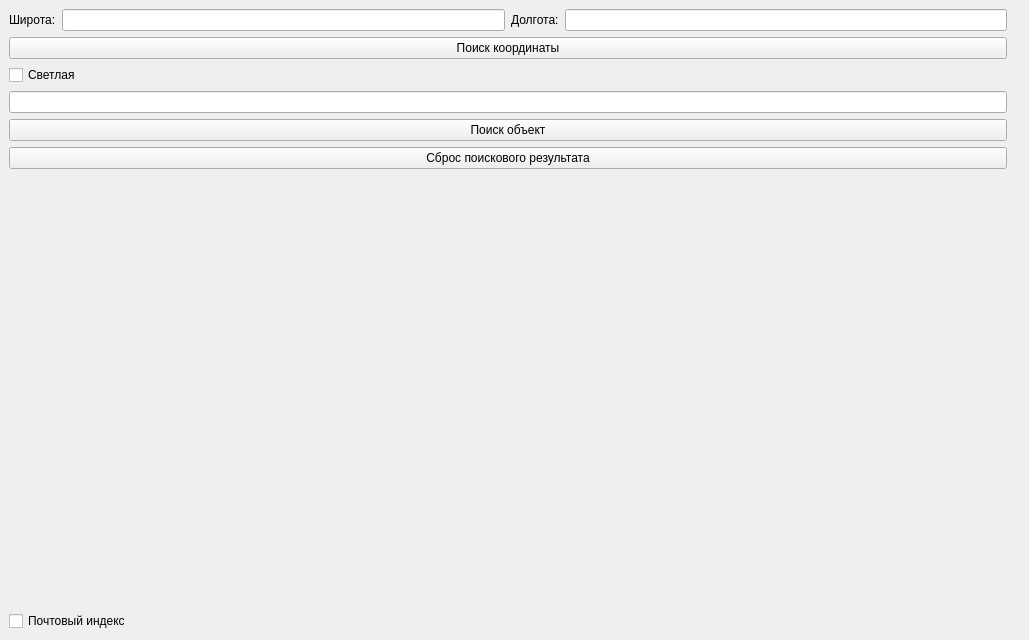
First picture: the form in untitled.ui, repository ilyuxakon/API, before the edit.
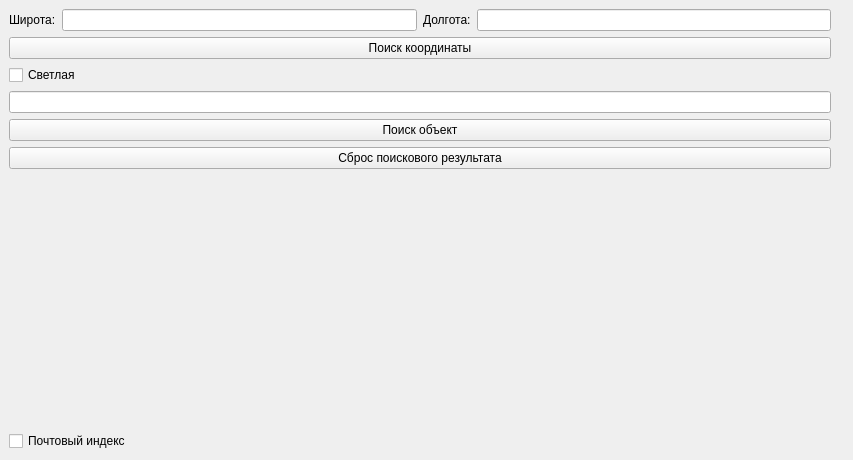
Second picture: the form after the edit.

Patch:
```diff
--- a/untitled.ui
+++ b/untitled.ui
@@ -6,10 +6,16 @@
    <rect>
     <x>0</x>
     <y>0</y>
-    <width>1029</width>
-    <height>640</height>
+    <width>853</width>
+    <height>460</height>
    </rect>
   </property>
+  <property name="maximumSize">
+   <size>
+    <width>9999999</width>
+    <height>460</height>
+   </size>
+  </property>
   <property name="windowTitle">
    <string>MainWindow</string>
   </property>
@@ -90,6 +96,12 @@
     </item>
     <item>
      <widget class="QLabel" name="label">
+      <property name="minimumSize">
+       <size>
+        <width>0</width>
+        <height>0</height>
+       </size>
+      </property>
       <property name="text">
        <string/>
       </property>
```
